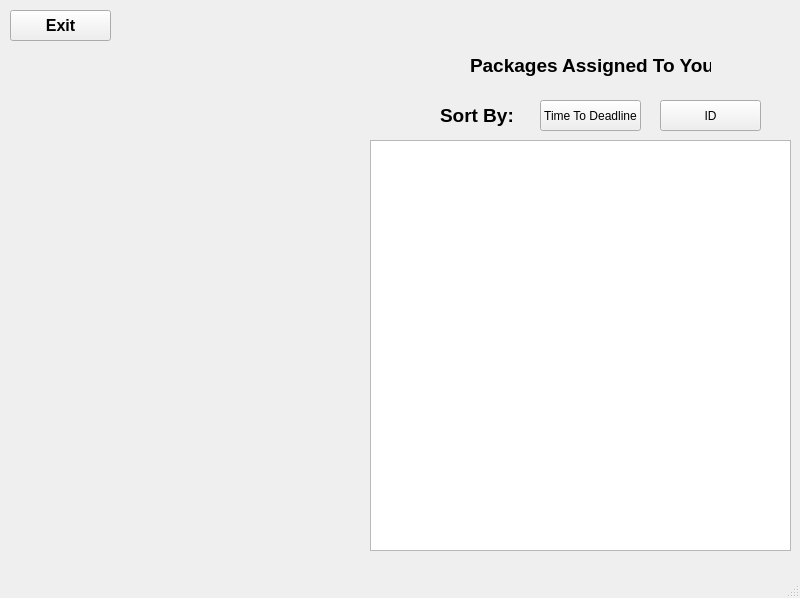
Qt form Project_Server/HomePage.ui (deathtaco1231/deathtaco1231-COMP72070-24W-Project4-Group10-Sec3) before a commit.
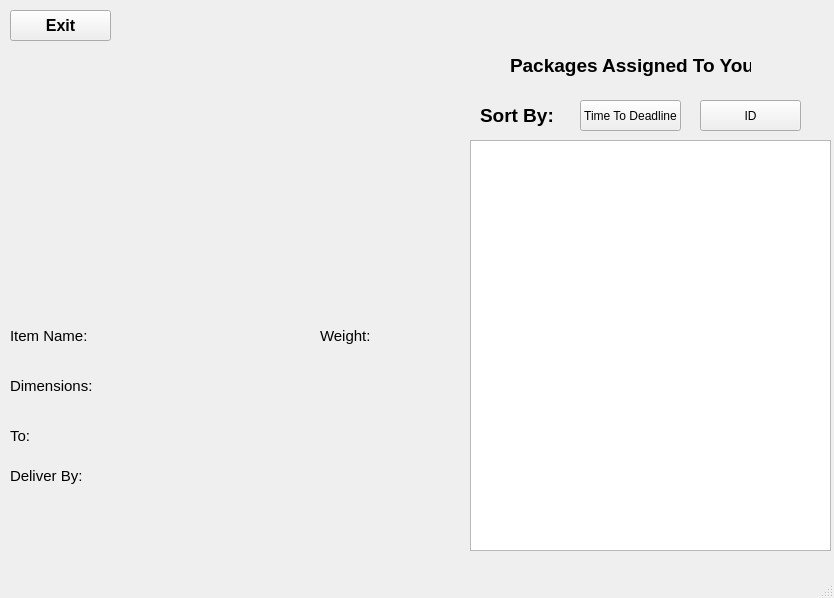
The same form after that commit.

```diff
--- a/Project_Server/HomePage.ui
+++ b/Project_Server/HomePage.ui
@@ -6,7 +6,7 @@
    <rect>
     <x>0</x>
     <y>0</y>
-    <width>800</width>
+    <width>834</width>
     <height>598</height>
    </rect>
   </property>
@@ -17,7 +17,7 @@
    <widget class="QLabel" name="courierLabel">
     <property name="geometry">
      <rect>
-      <x>160</x>
+      <x>140</x>
       <y>10</y>
       <width>451</width>
       <height>20</height>
@@ -57,9 +57,9 @@
    <widget class="QListWidget" name="pkgList">
     <property name="geometry">
      <rect>
-      <x>370</x>
+      <x>470</x>
       <y>140</y>
-      <width>421</width>
+      <width>361</width>
       <height>411</height>
      </rect>
     </property>
@@ -67,7 +67,7 @@
    <widget class="QLabel" name="label_5">
     <property name="geometry">
      <rect>
-      <x>470</x>
+      <x>510</x>
       <y>50</y>
       <width>241</width>
       <height>31</height>
@@ -86,7 +86,7 @@
    <widget class="QPushButton" name="sortTTDBtn">
     <property name="geometry">
      <rect>
-      <x>540</x>
+      <x>580</x>
       <y>100</y>
       <width>101</width>
       <height>31</height>
@@ -99,7 +99,7 @@
    <widget class="QLabel" name="label_3">
     <property name="geometry">
      <rect>
-      <x>440</x>
+      <x>480</x>
       <y>100</y>
       <width>91</width>
       <height>31</height>
@@ -118,7 +118,7 @@
    <widget class="QPushButton" name="sortIDBtn">
     <property name="geometry">
      <rect>
-      <x>660</x>
+      <x>700</x>
       <y>100</y>
       <width>101</width>
       <height>31</height>
@@ -128,6 +128,141 @@
      <string>ID</string>
     </property>
    </widget>
+   <widget class="QLabel" name="label_10">
+    <property name="geometry">
+     <rect>
+      <x>10</x>
+      <y>400</y>
+      <width>91</width>
+      <height>31</height>
+     </rect>
+    </property>
+    <property name="text">
+     <string/>
+    </property>
+   </widget>
+   <widget class="QLabel" name="label_6">
+    <property name="geometry">
+     <rect>
+      <x>90</x>
+      <y>170</y>
+      <width>261</width>
+      <height>131</height>
+     </rect>
+    </property>
+    <property name="text">
+     <string/>
+    </property>
+   </widget>
+   <widget class="QLabel" name="currentpkgID">
+    <property name="geometry">
+     <rect>
+      <x>80</x>
+      <y>140</y>
+      <width>331</width>
+      <height>21</height>
+     </rect>
+    </property>
+    <property name="font">
+     <font>
+      <pointsize>14</pointsize>
+      <bold>true</bold>
+     </font>
+    </property>
+    <property name="text">
+     <string/>
+    </property>
+   </widget>
+   <widget class="QLabel" name="toaddrLabel">
+    <property name="geometry">
+     <rect>
+      <x>10</x>
+      <y>420</y>
+      <width>411</width>
+      <height>31</height>
+     </rect>
+    </property>
+    <property name="font">
+     <font>
+      <pointsize>11</pointsize>
+     </font>
+    </property>
+    <property name="text">
+     <string>To:</string>
+    </property>
+   </widget>
+   <widget class="QLabel" name="weightLabel">
+    <property name="geometry">
+     <rect>
+      <x>320</x>
+      <y>320</y>
+      <width>151</width>
+      <height>31</height>
+     </rect>
+    </property>
+    <property name="font">
+     <font>
+      <pointsize>11</pointsize>
+     </font>
+    </property>
+    <property name="text">
+     <string>Weight:</string>
+    </property>
+   </widget>
+   <widget class="QLabel" name="dimensionsLabel">
+    <property name="geometry">
+     <rect>
+      <x>10</x>
+      <y>370</y>
+      <width>461</width>
+      <height>31</height>
+     </rect>
+    </property>
+    <property name="font">
+     <font>
+      <pointsize>11</pointsize>
+     </font>
+    </property>
+    <property name="text">
+     <string>Dimensions:</string>
+    </property>
+   </widget>
+   <widget class="QLabel" name="itemnameLabel">
+    <property name="geometry">
+     <rect>
+      <x>10</x>
+      <y>320</y>
+      <width>291</width>
+      <height>31</height>
+     </rect>
+    </property>
+    <property name="font">
+     <font>
+      <pointsize>11</pointsize>
+     </font>
+    </property>
+    <property name="text">
+     <string>Item Name:</string>
+    </property>
+   </widget>
+   <widget class="QLabel" name="deliverdateLabel">
+    <property name="geometry">
+     <rect>
+      <x>10</x>
+      <y>460</y>
+      <width>201</width>
+      <height>31</height>
+     </rect>
+    </property>
+    <property name="font">
+     <font>
+      <pointsize>11</pointsize>
+     </font>
+    </property>
+    <property name="text">
+     <string>Deliver By:</string>
+    </property>
+   </widget>
   </widget>
   <widget class="QMenuBar" name="menubar">
    <property name="geometry">
```
Left out of the diff: 2 changed lines with no effect on the pictures.
